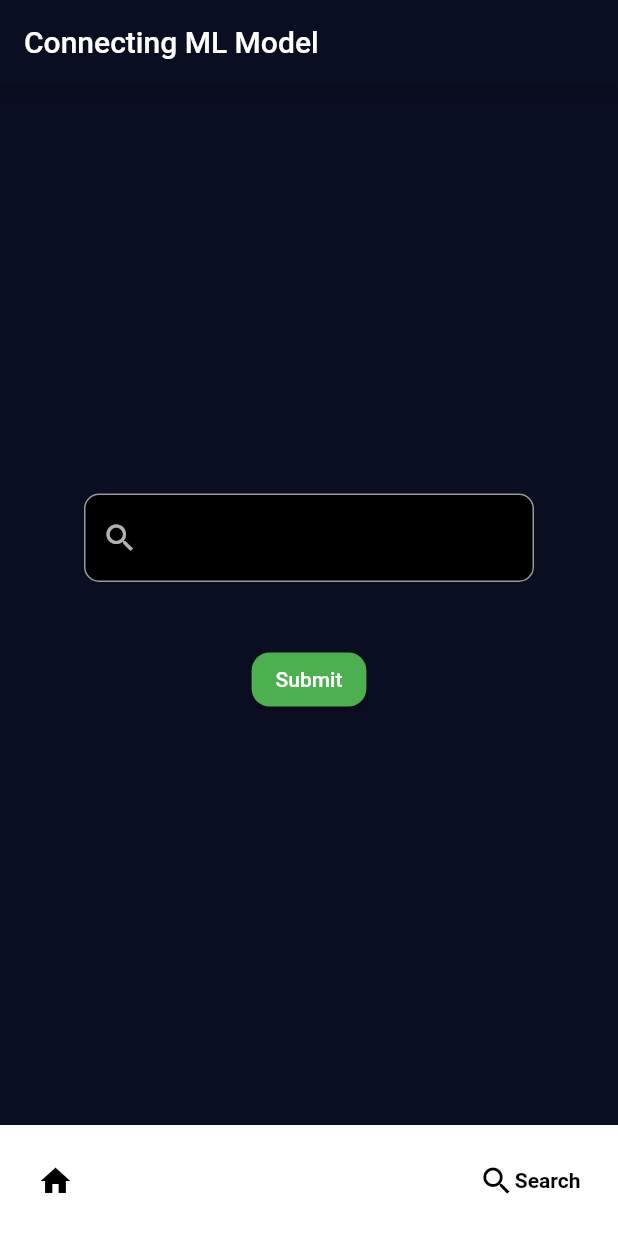
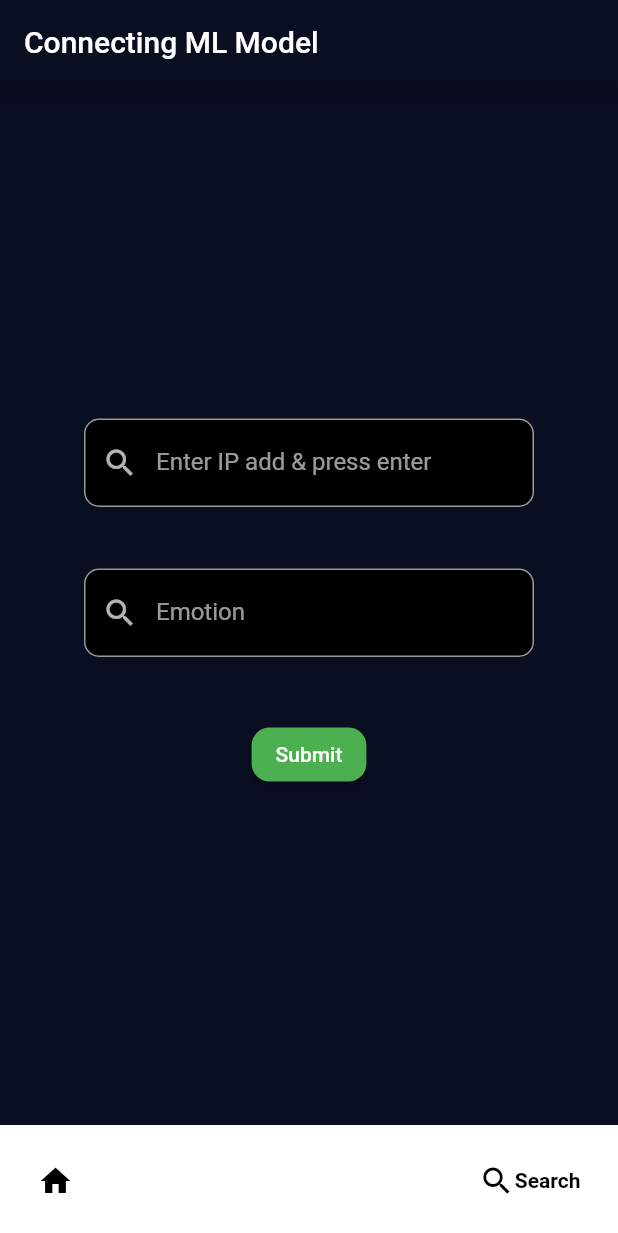
Before and after one commit to tb-rules10/demoApp, a Flutter app: the screen it shows after launch, item 2 of the bottom bar chosen, on a phone screen of 412 x 824 dp. Shown: the top 1233 px of the screen. Run offline on Flutter 3.47's test engine with Material 2 defaults, Android fonts, the phone set to English and light mode, and no system bars; drawn by our look-alikes of google_nav_bar.

Commit message:
added text box to input ip address

```diff
--- a/app/lib/main2.dart
+++ b/app/lib/main2.dart
@@ -2,6 +2,8 @@ import 'dart:convert';
 import 'package:flutter/material.dart';
 import 'package:app/results_page.dart';
 import 'package:http/http.dart' as http;
+
+late String ipAddress;
 
 class DemoApp2 extends StatefulWidget {
   const DemoApp2({Key? key}) : super(key: key);
@@ -11,6 +13,7 @@ class DemoApp2 extends StatefulWidget {
 }
 
 class _DemoApp2State extends State<DemoApp2> {
+  TextEditingController ipController = TextEditingController();
   TextEditingController myController = TextEditingController();
   bool isLoading = false;
   void dispose() {
@@ -36,8 +39,33 @@ class _DemoApp2State extends State<DemoApp2> {
               height: 100,
               width: 300,
               child: TextField(
+                controller: ipController,
+                decoration: InputDecoration(
+                  labelText: "Enter IP add & press enter",
+                  fillColor: Colors.black,
+                  filled: true,
+                  prefixIcon: Icon(Icons.search),
+                  border: OutlineInputBorder(
+                    borderRadius: BorderRadius.circular(10.0),
+                    borderSide: const BorderSide(
+                      width: 5,
+                      color: Colors.black,
+                      style: BorderStyle.solid,
+                    ),
+                  ),
+                ),
+                onSubmitted: (query){
+                  ipAddress = query;
+                },
+              ),
+            ),
+            SizedBox(
+              height: 100,
+              width: 300,
+              child: TextField(
                 controller: myController,
                 decoration: InputDecoration(
+                  labelText: "Emotion",
                   fillColor: Colors.black,
                   filled: true,
                   prefixIcon: Icon(Icons.search),
@@ -57,7 +85,6 @@ class _DemoApp2State extends State<DemoApp2> {
                 shape: RoundedRectangleBorder(
                     borderRadius: BorderRadius.circular(12)),
                     backgroundColor: Colors.green,
-
               ),
               onPressed: () async {
                 setState(() {
@@ -97,7 +124,7 @@ class _DemoApp2State extends State<DemoApp2> {
 
 Future<Map<dynamic, dynamic>> postData(String textField) async {
   try {
-    final url = Uri.parse('http://10.0.2.2:5000/api/predict');
+    final url = Uri.parse('http://$ipAddress:5000/api/predict');
     Map<String, String> data = {'text': textField};
     String body = jsonEncode(data);
     // Use `data` in request body if using Node.js server as backend
@@ -108,7 +135,7 @@ Future<Map<dynamic, dynamic>> postData(String textField) async {
   } catch (e) {
     print("ERROR - $e");
     Map<dynamic, dynamic> temp = {
-      "response": "Bad Request or Server might be down :("
+      "msg": "Bad Request or Server might be down :("
     };
     return temp;
   }
```
